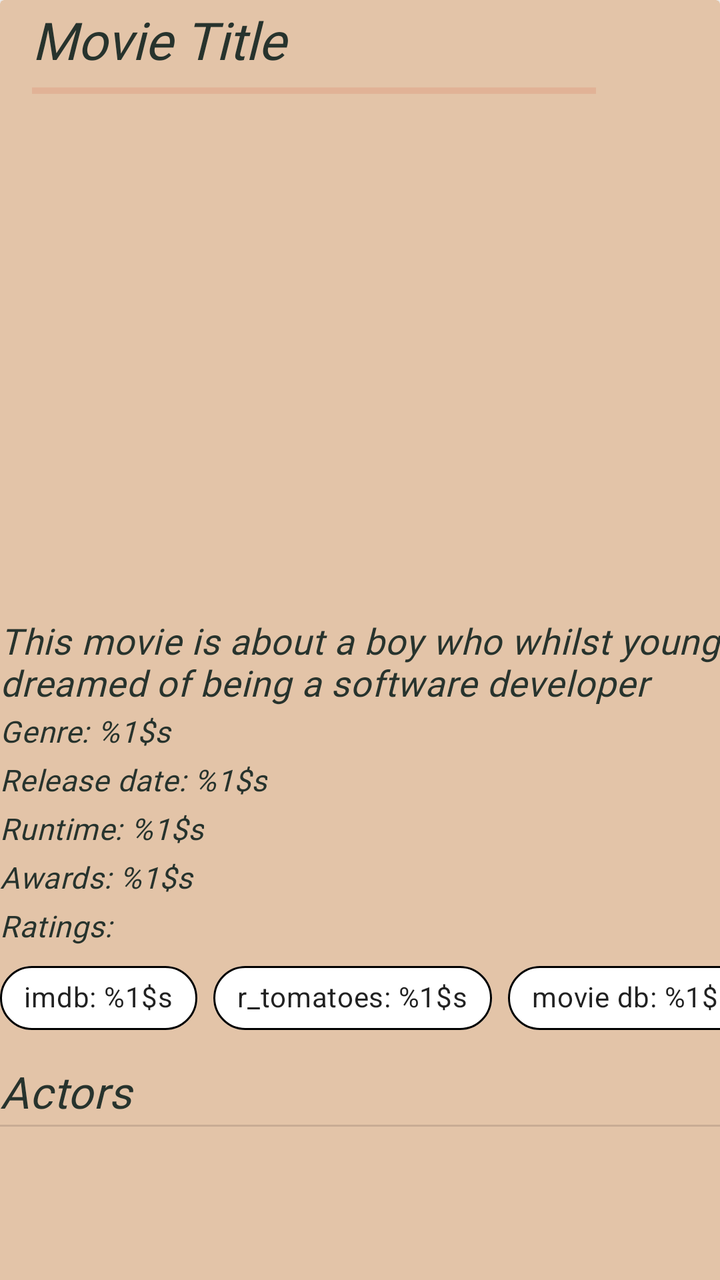
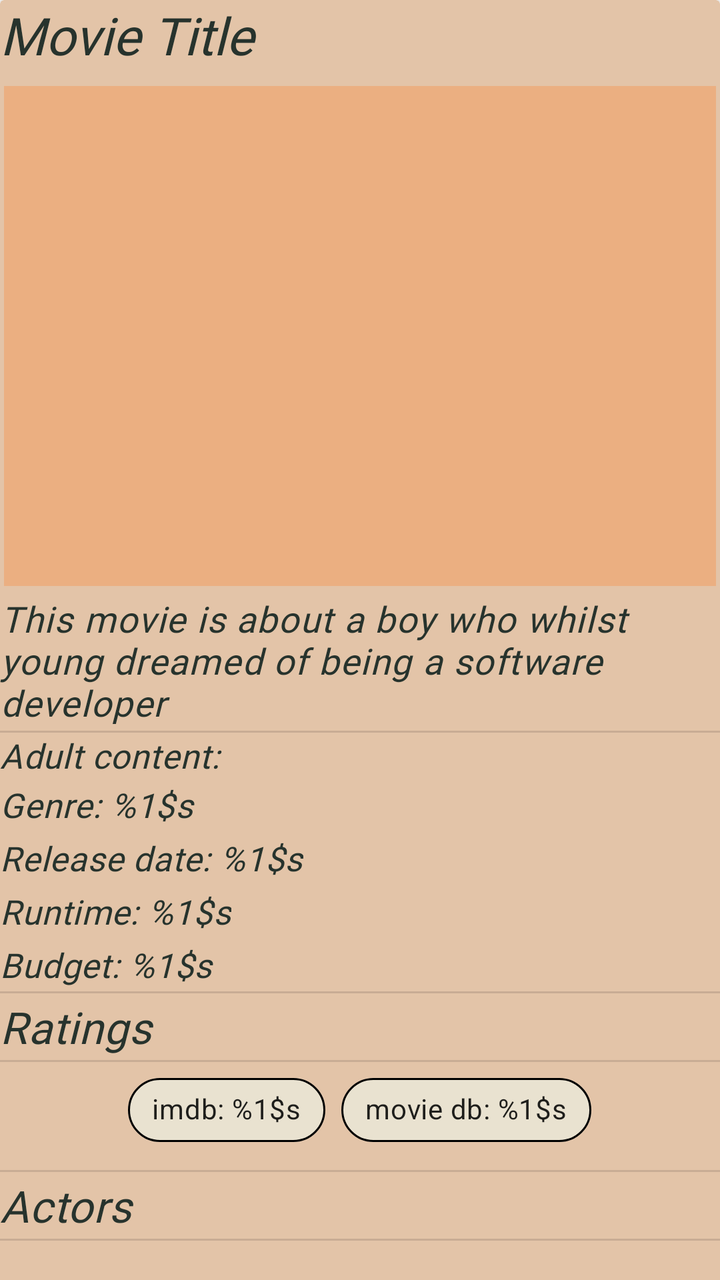

Two renders of the same Android screen: before a commit and after it. Below are the layout's source before the change and the commit's diff.
<!-- AndroidManifest.xml: another module's application theme Theme.ECatalogs -->
<!-- res/layout/fragment_movie_details.xml -->
<?xml version="1.0" encoding="utf-8"?>
<androidx.core.widget.NestedScrollView xmlns:android="http://schemas.android.com/apk/res/android"
    xmlns:app="http://schemas.android.com/apk/res-auto"
    android:layout_width="match_parent"
    android:layout_height="match_parent"
    android:layout_margin="@dimen/two_dp"
    android:orientation="vertical">

    <androidx.cardview.widget.CardView
        android:id="@+id/details_card_view"
        android:layout_width="match_parent"
        android:layout_height="match_parent"
        android:backgroundTint="?attr/colorSurface">

        <LinearLayout
            android:layout_width="match_parent"
            android:layout_height="match_parent"
            android:orientation="vertical">

            <androidx.appcompat.widget.Toolbar
                android:id="@+id/toolbar"
                android:layout_width="match_parent"
                android:layout_height="wrap_content">

                <LinearLayout
                    android:layout_width="match_parent"
                    android:layout_height="wrap_content"
                    android:orientation="vertical">

                    <TextView
                        android:id="@+id/movie_title"
                        android:layout_width="match_parent"
                        android:layout_height="wrap_content"
                        android:hint="@string/movie_title"
                        android:textAppearance="?attr/textAppearanceHeadline5" />

                    <ProgressBar
                        android:id="@+id/details_progress_bar"
                        style="?android:progressBarStyleHorizontal"
                        android:layout_width="282dp"
                        android:layout_height="wrap_content"
                        android:indeterminate="true" />

                    <TextView
                        android:id="@+id/details_error_message"
                        android:layout_width="match_parent"
                        android:layout_height="wrap_content"
                        android:text="@string/failed_to_retrieve_data"
                        android:textAppearance="?attr/textAppearanceCaption"
                        android:textColor="@android:color/holo_blue_light"
                        android:visibility="gone" />

                </LinearLayout>

            </androidx.appcompat.widget.Toolbar>

            <androidx.recyclerview.widget.RecyclerView
                android:id="@+id/list_images"
                android:layout_width="match_parent"
                android:layout_height="@dimen/image_height" />

            <com.google.android.material.textview.MaterialTextView
                android:id="@+id/movie_summary"
                android:layout_width="match_parent"
                android:layout_height="wrap_content"
                android:layout_marginVertical="@dimen/two_dp"
                android:hint="@string/movie_summary"
                android:textAppearance="?attr/textAppearanceBody2"
                android:textSize="18sp" />

            <com.google.android.material.textview.MaterialTextView
                android:id="@+id/movie_genres"
                android:layout_width="match_parent"
                android:layout_height="wrap_content"
                android:layout_marginBottom="@dimen/two_dp"
                android:text="@string/genres"
                android:textAppearance="?attr/textAppearanceBody2" />

            <com.google.android.material.textview.MaterialTextView
                android:id="@+id/movie_publication_date"
                android:layout_width="wrap_content"
                android:layout_height="wrap_content"
                android:layout_marginVertical="@dimen/two_dp"
                android:text="@string/release_date"
                android:textAppearance="?attr/textAppearanceBody2" />

            <com.google.android.material.textview.MaterialTextView
                android:id="@+id/movie_runtime"
                android:layout_width="wrap_content"
                android:layout_height="wrap_content"
                android:layout_marginVertical="@dimen/two_dp"
                android:text="@string/runtime"
                android:textAppearance="?attr/textAppearanceBody2" />

            <com.google.android.material.textview.MaterialTextView
                android:id="@+id/movie_awards"
                android:layout_width="match_parent"
                android:layout_height="wrap_content"
                android:layout_marginVertical="@dimen/two_dp"
                android:text="@string/awards"
                android:textAppearance="?attr/textAppearanceBody2" />

            <com.google.android.material.textview.MaterialTextView
                android:layout_width="match_parent"
                android:layout_height="wrap_content"
                android:layout_marginVertical="@dimen/two_dp"
                android:text="@string/ratings"
                android:textAppearance="?attr/textAppearanceBody2" />

            <com.google.android.material.chip.ChipGroup
                android:layout_width="wrap_content"
                android:layout_height="wrap_content"
                android:layout_gravity="center"
                android:layout_marginBottom="@dimen/six_dp"
                android:clickable="false"
                android:foregroundGravity="center_horizontal"
                android:layoutDirection="locale"
                android:theme="@style/Theme.MaterialComponents.Light"
                app:singleLine="true">

                <com.google.android.material.chip.Chip
                    android:id="@+id/imdb_chip"
                    android:layout_width="wrap_content"
                    android:layout_height="wrap_content"
                    android:gravity="start"
                    android:text="@string/imdb_rating"
                    android:textAppearance="?attr/textAppearanceBody2"
                    app:chipBackgroundColor="@android:color/white"
                    app:chipStrokeColor="@android:color/black"
                    app:chipStrokeWidth="1dp" />

                <com.google.android.material.chip.Chip
                    android:id="@+id/r_tomatoes_chip"
                    android:layout_width="wrap_content"
                    android:layout_height="wrap_content"
                    android:gravity="center_horizontal"
                    android:text="@string/tomato_rating"
                    android:textAppearance="?attr/textAppearanceBody2"
                    app:chipBackgroundColor="@android:color/white"
                    app:chipStrokeColor="@android:color/black"
                    app:chipStrokeWidth="1dp" />

                <com.google.android.material.chip.Chip
                    android:id="@+id/movie_db_chip"
                    android:layout_width="wrap_content"
                    android:layout_height="wrap_content"
                    android:gravity="end"
                    android:text="@string/db_rating"
                    android:textAppearance="?attr/textAppearanceBody2"
                    app:chipBackgroundColor="@android:color/white"
                    app:chipStrokeColor="@android:color/black"
                    app:chipStrokeWidth="1dp" />

            </com.google.android.material.chip.ChipGroup>

            <com.google.android.material.textview.MaterialTextView
                android:layout_width="match_parent"
                android:layout_height="wrap_content"
                android:layout_marginVertical="@dimen/two_dp"
                android:text="@string/actors"
                android:textAppearance="?attr/textAppearanceHeadline6" />

            <View style="@style/Divider.Horizontal" />

            <androidx.recyclerview.widget.RecyclerView
                android:id="@+id/list_actors"
                android:layout_width="match_parent"
                android:layout_height="@dimen/image_height"
                android:layout_marginBottom="@dimen/six_dp" />

            <com.google.android.material.textview.MaterialTextView
                android:layout_width="match_parent"
                android:layout_height="wrap_content"
                android:layout_marginVertical="@dimen/two_dp"
                android:text="@string/box_office"
                android:textAppearance="?attr/textAppearanceHeadline6" />

            <View style="@style/Divider.Horizontal" />

            <TextView
                android:id="@+id/movie_budget"
                android:layout_width="match_parent"
                android:layout_height="wrap_content"
                android:text="@string/budget"
                android:textAppearance="?attr/textAppearanceBody2" />

            <TextView
                android:id="@+id/movie_open_weekend_gross"
                android:layout_width="match_parent"
                android:layout_height="wrap_content"
                android:text="@string/open_week_gross"
                android:textAppearance="?attr/textAppearanceBody2" />

            <TextView
                android:id="@+id/movie_world_wide_gross"
                android:layout_width="match_parent"
                android:layout_height="wrap_content"
                android:layout_marginBottom="@dimen/six_dp"
                android:text="@string/world_wide_gross"
                android:textAppearance="?attr/textAppearanceBody2" />

            <com.google.android.material.textview.MaterialTextView
                android:layout_width="match_parent"
                android:layout_height="wrap_content"
                android:layout_marginVertical="@dimen/two_dp"
                android:text="@string/similar_titles"
                android:textAppearance="?attr/textAppearanceHeadline6" />

            <View style="@style/Divider.Horizontal" />

            <androidx.recyclerview.widget.RecyclerView
                android:id="@+id/list_similars"
                android:layout_width="match_parent"
                android:layout_height="@dimen/image_height" />
        </LinearLayout>

    </androidx.cardview.widget.CardView>

</androidx.core.widget.NestedScrollView>
<!-- resources referenced by this layout -->
<resources>
  <string name="awards">Awards: %1$s</string>
  <string name="box_office">Box office</string>
  <string name="failed_to_retrieve_data">Failed to retrieve data 😓</string>
  <string name="open_week_gross">Open week gross: %1$s</string>
  <string name="ratings">Ratings:</string>
  <string name="tomato_rating">r_tomatoes: %1$s</string>
  <string name="world_wide_gross">World wide gross: %1$s</string>
  <style name="Theme.ECatalogs" parent="Base.Theme.ECatalogs">
  
          <item name="colorSurface">@color/color_surface</item>
          <item name="colorOnSurface">@color/color_on_surface</item>
          <item name="colorOnBackground">@color/color_on_background</item>
          <item name="colorSecondary">@color/color_secondary</item>
          <item name="colorOnPrimary">@color/black</item>
          <item name="colorOnSecondary">@color/black</item>
          <item name="android:textColor">@color/black</item>
          <item name="android:textColorHint">@color/black</item>
  
          <item name="android:statusBarColor">@color/white</item>
          <item name="android:windowLightStatusBar">true</item>
  
  
      </style>
  <style name="TextAppearance.MdcTypographyStyles.Body2" parent="TextAppearance.MaterialComponents.Body2">
          <item name="fontFamily">@font/high_tower_text</item>
          <item name="android:fontFamily">@font/high_tower_text</item>
          <item name="android:textStyle">italic</item>
          <item name="android:textSize">15sp</item>
      </style>
  <!-- unchanged entries left out for length: 34 -->
</resources>

<!-- the commit's change to res/layout/fragment_movie_details.xml (unified diff, before → after) -->
@@ -3,6 +3,7 @@
     xmlns:app="http://schemas.android.com/apk/res-auto"
     android:layout_width="match_parent"
     android:layout_height="match_parent"
+    xmlns:tools="http://schemas.android.com/tools"
     android:layout_margin="@dimen/two_dp"
     android:orientation="vertical">
 
@@ -17,47 +18,52 @@
             android:layout_height="match_parent"
             android:orientation="vertical">
 
-            <androidx.appcompat.widget.Toolbar
-                android:id="@+id/toolbar"
-                android:layout_width="match_parent"
-                android:layout_height="wrap_content">
-
-                <LinearLayout
-                    android:layout_width="match_parent"
-                    android:layout_height="wrap_content"
-                    android:orientation="vertical">
-
-                    <TextView
-                        android:id="@+id/movie_title"
-                        android:layout_width="match_parent"
-                        android:layout_height="wrap_content"
-                        android:hint="@string/movie_title"
-                        android:textAppearance="?attr/textAppearanceHeadline5" />
-
-                    <ProgressBar
-                        android:id="@+id/details_progress_bar"
-                        style="?android:progressBarStyleHorizontal"
-                        android:layout_width="282dp"
-                        android:layout_height="wrap_content"
-                        android:indeterminate="true" />
-
-                    <TextView
-                        android:id="@+id/details_error_message"
-                        android:layout_width="match_parent"
-                        android:layout_height="wrap_content"
-                        android:text="@string/failed_to_retrieve_data"
-                        android:textAppearance="?attr/textAppearanceCaption"
-                        android:textColor="@android:color/holo_blue_light"
-                        android:visibility="gone" />
-
-                </LinearLayout>
-
-            </androidx.appcompat.widget.Toolbar>
-
-            <androidx.recyclerview.widget.RecyclerView
-                android:id="@+id/list_images"
-                android:layout_width="match_parent"
-                android:layout_height="@dimen/image_height" />
+            
+            
+            
+            
+
+            
+            
+            
+            
+
+            
+
+            
+            
+            
+            
+            
+            
+
+            
+            
+            
+            
+            
+            
+            
+            
+
+            
+
+            
+            <TextView
+                android:id="@+id/movie_title"
+                android:layout_width="match_parent"
+                android:layout_height="wrap_content"
+                android:layout_marginBottom="@dimen/six_dp"
+                android:hint="@string/movie_title"
+                android:textAppearance="?attr/textAppearanceHeadline5" />
+
+            <com.google.android.material.imageview.ShapeableImageView
+                android:id="@+id/movie_image"
+                android:layout_width="match_parent"
+                android:layout_height="wrap_content"
+                android:layout_margin="@dimen/two_dp"
+                android:background="?attr/colorOnSurface"
+                android:minHeight="250dp" />
 
             <com.google.android.material.textview.MaterialTextView
                 android:id="@+id/movie_summary"
@@ -65,8 +71,18 @@
                 android:layout_height="wrap_content"
                 android:layout_marginVertical="@dimen/two_dp"
                 android:hint="@string/movie_summary"
-                android:textAppearance="?attr/textAppearanceBody2"
+                android:textAppearance="?attr/textAppearanceBody1"
                 android:textSize="18sp" />
+
+            <View style="@style/Divider.Horizontal" />
+
+            <com.google.android.material.textview.MaterialTextView
+                android:id="@+id/movie_adult"
+                android:layout_width="match_parent"
+                android:layout_height="wrap_content"
+                android:layout_marginBottom="@dimen/two_dp"
+                android:text="@string/adult_content"
+                android:textAppearance="?attr/textAppearanceBody2" />
 
             <com.google.android.material.textview.MaterialTextView
                 android:id="@+id/movie_genres"
@@ -93,19 +109,23 @@
                 android:textAppearance="?attr/textAppearanceBody2" />
 
             <com.google.android.material.textview.MaterialTextView
-                android:id="@+id/movie_awards"
-                android:layout_width="match_parent"
-                android:layout_height="wrap_content"
-                android:layout_marginVertical="@dimen/two_dp"
-                android:text="@string/awards"
-                android:textAppearance="?attr/textAppearanceBody2" />
+                android:id="@+id/movie_budget"
+                android:layout_width="match_parent"
+                android:layout_height="wrap_content"
+                android:layout_marginVertical="@dimen/two_dp"
+                android:text="@string/budget"
+                android:textAppearance="?attr/textAppearanceBody2" />
+
+            <View style="@style/Divider.Horizontal" />
 
             <com.google.android.material.textview.MaterialTextView
                 android:layout_width="match_parent"
                 android:layout_height="wrap_content"
                 android:layout_marginVertical="@dimen/two_dp"
                 android:text="@string/ratings"
-                android:textAppearance="?attr/textAppearanceBody2" />
+                android:textAppearance="?attr/textAppearanceHeadline6" />
+
+            <View style="@style/Divider.Horizontal" />
 
             <com.google.android.material.chip.ChipGroup
                 android:layout_width="wrap_content"
@@ -125,18 +145,7 @@
                     android:gravity="start"
                     android:text="@string/imdb_rating"
                     android:textAppearance="?attr/textAppearanceBody2"
-                    app:chipBackgroundColor="@android:color/white"
-                    app:chipStrokeColor="@android:color/black"
-                    app:chipStrokeWidth="1dp" />
-
-                <com.google.android.material.chip.Chip
-                    android:id="@+id/r_tomatoes_chip"
-                    android:layout_width="wrap_content"
-                    android:layout_height="wrap_content"
-                    android:gravity="center_horizontal"
-                    android:text="@string/tomato_rating"
-                    android:textAppearance="?attr/textAppearanceBody2"
-                    app:chipBackgroundColor="@android:color/white"
+                    app:chipBackgroundColor="?attr/colorOnSurfaceVariant"
                     app:chipStrokeColor="@android:color/black"
                     app:chipStrokeWidth="1dp" />
 
@@ -147,12 +156,14 @@
                     android:gravity="end"
                     android:text="@string/db_rating"
                     android:textAppearance="?attr/textAppearanceBody2"
-                    app:chipBackgroundColor="@android:color/white"
+                    app:chipBackgroundColor="?attr/colorOnSurfaceVariant"
                     app:chipStrokeColor="@android:color/black"
                     app:chipStrokeWidth="1dp" />
 
             </com.google.android.material.chip.ChipGroup>
 
+            <View style="@style/Divider.Horizontal" />
+
             <com.google.android.material.textview.MaterialTextView
                 android:layout_width="match_parent"
                 android:layout_height="wrap_content"
@@ -166,38 +177,10 @@
                 android:id="@+id/list_actors"
                 android:layout_width="match_parent"
                 android:layout_height="@dimen/image_height"
-                android:layout_marginBottom="@dimen/six_dp" />
-
-            <com.google.android.material.textview.MaterialTextView
-                android:layout_width="match_parent"
-                android:layout_height="wrap_content"
-                android:layout_marginVertical="@dimen/two_dp"
-                android:text="@string/box_office"
-                android:textAppearance="?attr/textAppearanceHeadline6" />
-
-            <View style="@style/Divider.Horizontal" />
-
-            <TextView
-                android:id="@+id/movie_budget"
-                android:layout_width="match_parent"
-                android:layout_height="wrap_content"
-                android:text="@string/budget"
-                android:textAppearance="?attr/textAppearanceBody2" />
-
-            <TextView
-                android:id="@+id/movie_open_weekend_gross"
-                android:layout_width="match_parent"
-                android:layout_height="wrap_content"
-                android:text="@string/open_week_gross"
-                android:textAppearance="?attr/textAppearanceBody2" />
-
-            <TextView
-                android:id="@+id/movie_world_wide_gross"
-                android:layout_width="match_parent"
-                android:layout_height="wrap_content"
                 android:layout_marginBottom="@dimen/six_dp"
-                android:text="@string/world_wide_gross"
-                android:textAppearance="?attr/textAppearanceBody2" />
+                tools:listitem="@layout/actors_entry"/>
+
+            <View style="@style/Divider.Horizontal" />
 
             <com.google.android.material.textview.MaterialTextView
                 android:layout_width="match_parent"
@@ -211,9 +194,90 @@
             <androidx.recyclerview.widget.RecyclerView
                 android:id="@+id/list_similars"
                 android:layout_width="match_parent"
-                android:layout_height="@dimen/image_height" />
+                android:layout_height="@dimen/image_height"
+                tools:listitem="@layout/similar_entry" />
         </LinearLayout>
 
     </androidx.cardview.widget.CardView>
 
 </androidx.core.widget.NestedScrollView>
+<!-- res/layout/actors_entry.xml (included above) -->
+<?xml version="1.0" encoding="utf-8"?>
+<androidx.cardview.widget.CardView xmlns:android="http://schemas.android.com/apk/res/android"
+    android:layout_width="wrap_content"
+    android:layout_height="wrap_content"
+    android:layout_marginEnd="@dimen/two_dp"
+    android:backgroundTint="?attr/colorSurface"
+    android:elevation="0dp">
+
+    <LinearLayout
+        android:layout_width="wrap_content"
+        android:layout_height="wrap_content"
+        android:orientation="vertical">
+
+        <ImageView
+            android:id="@+id/actor_image"
+            android:layout_width="wrap_content"
+            android:layout_height="@dimen/image_height"
+            android:adjustViewBounds="true"
+            android:contentDescription="@string/actor_image"
+            android:maxWidth="@dimen/max_image_width"
+            android:minWidth="@dimen/min_image_width"
+            android:scaleType="fitCenter"
+            android:src="@drawable/filled_icon" />
+
+        <TextView
+            android:id="@+id/actor_name"
+            android:layout_width="match_parent"
+            android:layout_height="wrap_content"
+            android:layout_gravity="center_horizontal"
+            android:hint="@string/actor_name"
+            android:textAppearance="?attr/textAppearanceBody2" />
+
+        <TextView
+            android:id="@+id/actor_character"
+            android:layout_width="match_parent"
+            android:layout_height="wrap_content"
+            android:layout_gravity="center_horizontal"
+            android:text="@string/as_character"
+            android:textAppearance="?attr/textAppearanceBody2" />
+
+    </LinearLayout>
+</androidx.cardview.widget.CardView>
+<!-- res/layout/similar_entry.xml (included above) -->
+<?xml version="1.0" encoding="utf-8"?>
+<androidx.cardview.widget.CardView xmlns:android="http://schemas.android.com/apk/res/android"
+    xmlns:tools="http://schemas.android.com/tools"
+    android:layout_width="wrap_content"
+    android:layout_height="wrap_content"
+    android:layout_marginEnd="@dimen/two_dp"
+    android:backgroundTint="?attr/colorSurface"
+    android:elevation="0dp">
+
+    <LinearLayout
+        android:layout_width="match_parent"
+        android:layout_height="wrap_content"
+        android:orientation="vertical"
+        tools:ignore="UseCompoundDrawables">
+
+        <TextView
+            android:id="@+id/similar_title"
+            android:layout_width="match_parent"
+            android:layout_height="wrap_content"
+            android:layout_gravity="center_horizontal"
+            android:hint="@string/title"
+            android:textAppearance="?attr/textAppearanceBody2" />
+
+        <ImageView
+            android:id="@+id/similar_image"
+            android:layout_width="wrap_content"
+            android:layout_height="@dimen/image_height"
+            android:adjustViewBounds="true"
+            android:contentDescription="@string/runtime"
+            android:maxWidth="@dimen/max_image_width"
+            android:minWidth="@dimen/min_image_width"
+            android:scaleType="fitCenter"
+            android:src="@drawable/app_icon" />
+
+    </LinearLayout>
+</androidx.cardview.widget.CardView>
<!-- resource entries referenced after the edit -->
@@ -1,12 +1,102 @@
 <!-- resources referenced by this layout -->
 <resources>
-  <string name="awards">Awards: %1$s</string>
-  <string name="box_office">Box office</string>
-  <string name="failed_to_retrieve_data">Failed to retrieve data 😓</string>
-  <string name="open_week_gross">Open week gross: %1$s</string>
-  <string name="ratings">Ratings:</string>
-  <string name="tomato_rating">r_tomatoes: %1$s</string>
-  <string name="world_wide_gross">World wide gross: %1$s</string>
+  <dimen name="max_image_width">400dp</dimen>
+  <dimen name="min_image_width">150dp</dimen>
+  <!-- drawable app_icon (drawable) -->
+  <vector xmlns:android="http://schemas.android.com/apk/res/android"
+      android:width="20dp"
+      android:height="30dp"
+      android:viewportWidth="20"
+      android:viewportHeight="30">
+    <path
+        android:pathData="M2,2V22"
+        android:strokeWidth="3"
+        android:fillColor="#00000000"
+        android:strokeColor="#27332D"
+        android:strokeLineCap="round"/>
+    <path
+        android:pathData="M2,28.389V28.399"
+        android:strokeWidth="3"
+        android:fillColor="#00000000"
+        android:strokeColor="#27332D"
+        android:strokeLineCap="round"/>
+    <path
+        android:pathData="M6.303,2.522H15.955"
+        android:strokeWidth="3"
+        android:fillColor="#00000000"
+        android:strokeColor="#27332D"
+        android:strokeLineCap="round"/>
+    <path
+        android:pathData="M8,12.389H17.652"
+        android:strokeWidth="3"
+        android:fillColor="#00000000"
+        android:strokeColor="#27332D"
+        android:strokeLineCap="round"/>
+    <path
+        android:pathData="M6.3,21.389H15.952"
+        android:strokeWidth="3"
+        android:fillColor="#00000000"
+        android:strokeColor="#27332D"
+        android:strokeLineCap="round"/>
+    <path
+        android:pathData="M8,28.389H18"
+        android:strokeWidth="3"
+        android:fillColor="#00000000"
+        android:strokeColor="#27332D"
+        android:strokeLineCap="round"/>
+  </vector>
+  <!-- drawable filled_icon (drawable) -->
+  <vector xmlns:android="http://schemas.android.com/apk/res/android"
+      android:width="41dp"
+      android:height="44dp"
+      android:viewportWidth="41"
+      android:viewportHeight="44">
+    <path
+        android:pathData="M0,22a20.5,22 0,1 0,41 0a20.5,22 0,1 0,-41 0z"
+        android:fillColor="#DA8067"/>
+    <path
+        android:pathData="M13,8V28"
+        android:strokeWidth="3"
+        android:fillColor="#00000000"
+        android:strokeColor="#27332D"
+        android:strokeLineCap="round"/>
+    <path
+        android:pathData="M13,34.389V34.399"
+        android:strokeWidth="3"
+        android:fillColor="#00000000"
+        android:strokeColor="#27332D"
+        android:strokeLineCap="round"/>
+    <path
+        android:pathData="M17.303,8.522H26.955"
+        android:strokeWidth="3"
+        android:fillColor="#00000000"
+        android:strokeColor="#27332D"
+        android:strokeLineCap="round"/>
+    <path
+        android:pathData="M19,18.389H28.652"
+        android:strokeWidth="3"
+        android:fillColor="#00000000"
+        android:strokeColor="#27332D"
+        android:strokeLineCap="round"/>
+    <path
+        android:pathData="M17.3,27.389H26.952"
+        android:strokeWidth="3"
+        android:fillColor="#00000000"
+        android:strokeColor="#27332D"
+        android:strokeLineCap="round"/>
+    <path
+        android:pathData="M19,34.389H29"
+        android:strokeWidth="3"
+        android:fillColor="#00000000"
+        android:strokeColor="#27332D"
+        android:strokeLineCap="round"/>
+  </vector>
+  <string name="actor_image">actor image</string>
+  <string name="actor_name">Actor name</string>
+  <string name="adult_content">Adult content:</string>
+  <string name="as_character">Playing: %1$s</string>
+  <string name="ratings">Ratings</string>
+  <string name="title">Similar titles</string>
   <style name="Theme.ECatalogs" parent="Base.Theme.ECatalogs">
   
           <item name="colorSurface">@color/color_surface</item>
@@ -17,7 +107,8 @@
           <item name="colorOnSecondary">@color/black</item>
           <item name="android:textColor">@color/black</item>
           <item name="android:textColorHint">@color/black</item>
-  
+          <item name="colorOnSurfaceVariant">@color/white</item>
+          <item name="colorPrimaryContainer">@color/white</item>
           <item name="android:statusBarColor">@color/white</item>
           <item name="android:windowLightStatusBar">true</item>
   
@@ -27,7 +118,7 @@
           <item name="fontFamily">@font/high_tower_text</item>
           <item name="android:fontFamily">@font/high_tower_text</item>
           <item name="android:textStyle">italic</item>
-          <item name="android:textSize">15sp</item>
+          <item name="android:textSize">17sp</item>
       </style>
   <!-- unchanged entries left out for length: 34 -->
 </resources>
